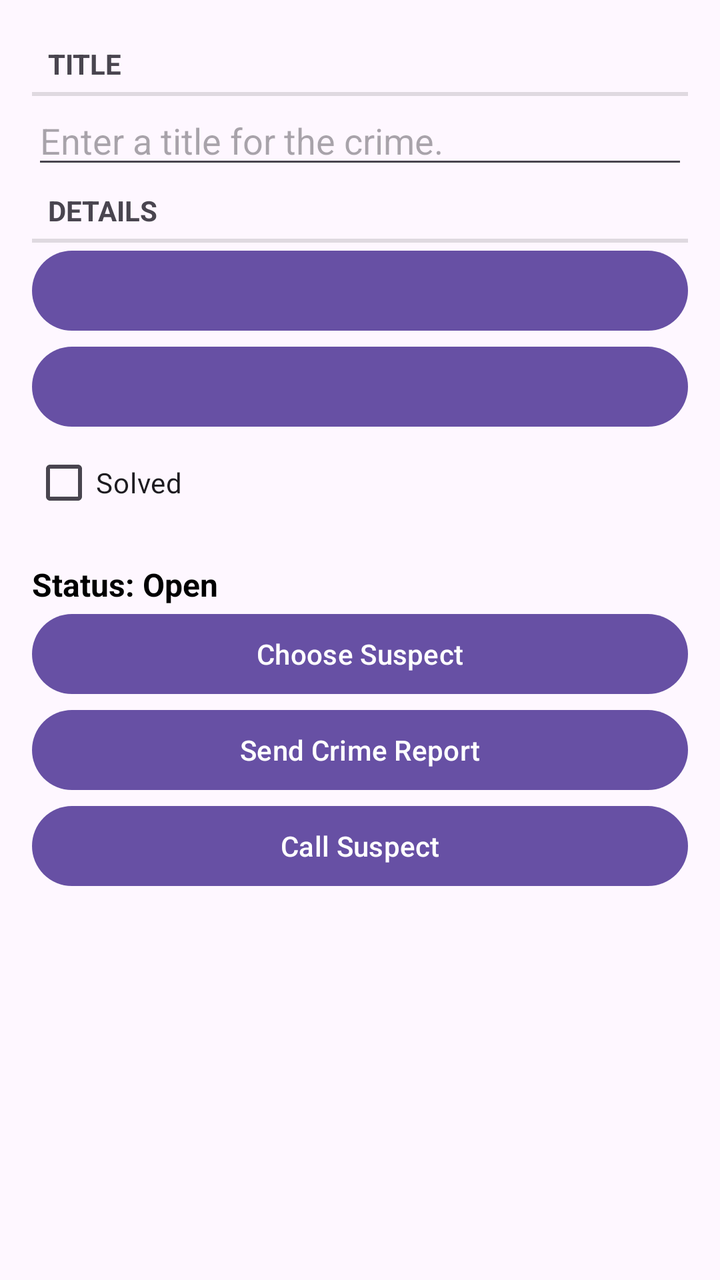
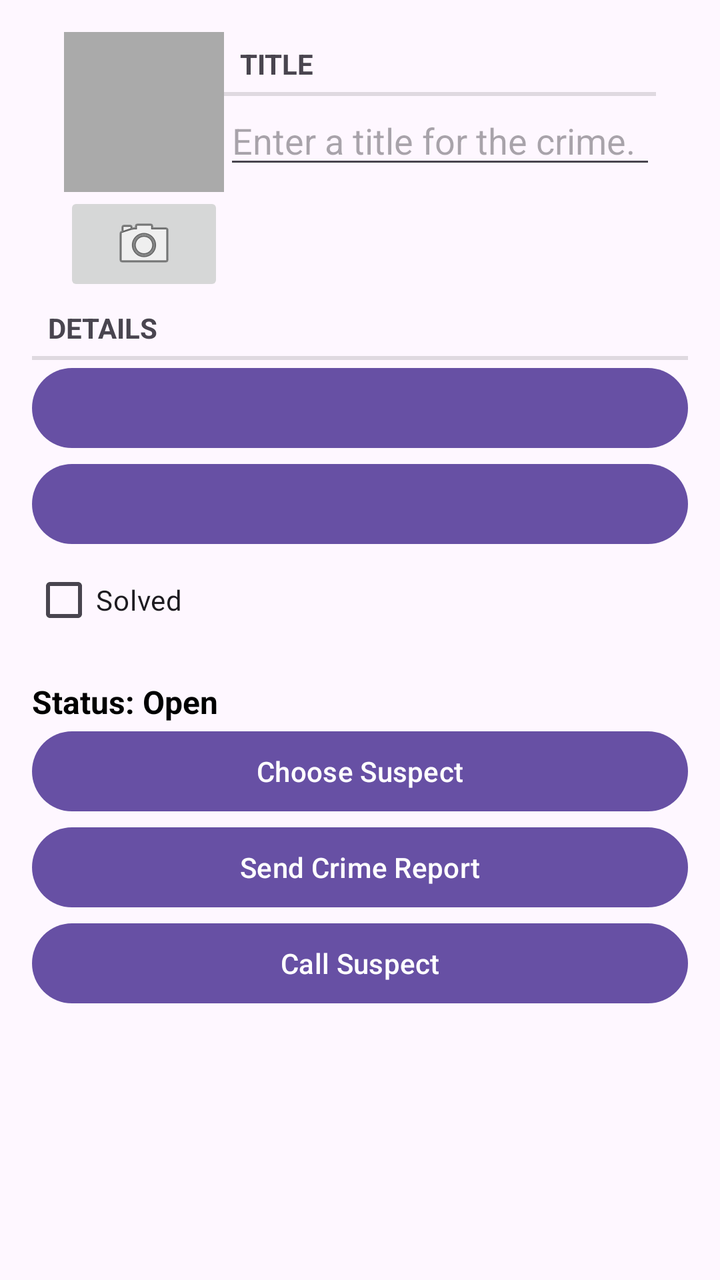

Two renders of the same Android screen: before a commit and after it. Below are the layout's source before the change and the commit's diff.
<!-- AndroidManifest.xml: application theme Theme.CriminalIntent -->
<!-- res/layout/fragment_crime.xml -->
<?xml version="1.0" encoding="utf-8"?>
<LinearLayout xmlns:android="http://schemas.android.com/apk/res/android"
    android:orientation="vertical"
    android:padding="16dp"
    android:layout_width="match_parent"
    android:layout_height="match_parent">

    <TextView
        style="?android:listSeparatorTextViewStyle"
        android:layout_width="match_parent"
        android:layout_height="wrap_content"
        android:text="@string/crime_title_label"/>

    <EditText
        android:id="@+id/crime_title"
        android:layout_width="match_parent"
        android:layout_height="wrap_content"
        android:hint="@string/crime_title_hint"/>

    <TextView
        style="?android:listSeparatorTextViewStyle"
        android:layout_width="match_parent"
        android:layout_height="wrap_content"
        android:text="@string/crime_details_label"/>

    <Button
        android:id="@+id/crime_date"
        android:layout_width="match_parent"
        android:layout_height="wrap_content"/>

    <Button
        android:id="@+id/crime_time"
        android:layout_width="match_parent"
        android:layout_height="wrap_content"/>

    <CheckBox
        android:id="@+id/crime_solved"
        android:layout_width="match_parent"
        android:layout_height="wrap_content"
        android:text="@string/crime_solved_label"/>

    <TextView
        android:id="@+id/crime_status"
        android:layout_width="match_parent"
        android:layout_height="wrap_content"
        android:layout_marginTop="16dp"
        android:text="Status: Open"
        android:textSize="16sp"
        android:textStyle="bold"
        android:textColor="#000000" />

    <Button
        android:id="@+id/crime_suspect"
        android:layout_width="match_parent"
        android:layout_height="wrap_content"
        android:text="@string/crime_suspect_text"/>

    <Button
        android:id="@+id/crime_report"
        android:layout_width="match_parent"
        android:layout_height="wrap_content"
        android:text="@string/crime_report_text"/>

    <Button
        android:id="@+id/crime_call_suspect"
        android:layout_width="match_parent"
        android:layout_height="wrap_content"
        android:text="@string/crime_call_suspect" />

</LinearLayout>
<!-- resources referenced by this layout -->
<resources>
  <string name="crime_call_suspect">Call Suspect</string>
  <string name="crime_details_label">Details</string>
  <string name="crime_report_text">Send Crime Report</string>
  <string name="crime_solved_label">Solved</string>
  <string name="crime_suspect_text">Choose Suspect</string>
  <string name="crime_title_hint">Enter a title for the crime.</string>
  <string name="crime_title_label">Title</string>
  <style name="Theme.CriminalIntent" parent="Base.Theme.CriminalIntent" />
  <style name="Base.Theme.CriminalIntent" parent="Theme.Material3.DayNight.NoActionBar">
          
          
      </style>
</resources>

<!-- the commit's change to res/layout/fragment_crime.xml (unified diff, before → after) -->
@@ -4,18 +4,55 @@
     android:padding="16dp"
     android:layout_width="match_parent"
     android:layout_height="match_parent">
-
-    <TextView
-        style="?android:listSeparatorTextViewStyle"
+    
+    <LinearLayout
+        android:orientation="horizontal"
         android:layout_width="match_parent"
         android:layout_height="wrap_content"
-        android:text="@string/crime_title_label"/>
+        android:layout_marginLeft="16dp"
+        android:layout_marginRight="16dp">
 
-    <EditText
-        android:id="@+id/crime_title"
-        android:layout_width="match_parent"
-        android:layout_height="wrap_content"
-        android:hint="@string/crime_title_hint"/>
+        <LinearLayout
+            android:orientation="vertical"
+            android:layout_width="wrap_content"
+            android:layout_height="wrap_content">
+
+            <ImageView
+                android:id="@+id/crime_photo"
+                android:layout_width="80dp"
+                android:layout_height="80dp"
+                android:scaleType="centerInside"
+                android:cropToPadding="true"
+                android:background="@android:color/darker_gray"/>
+            
+            <ImageButton
+                android:id="@+id/crime_camera"
+                android:layout_width="match_parent"
+                android:layout_height="wrap_content"
+                android:src="@android:drawable/ic_menu_camera"/>
+        </LinearLayout>
+
+        <LinearLayout
+            android:orientation="vertical"
+            android:layout_width="0dp"
+            android:layout_height="wrap_content"
+            android:layout_weight="1">
+
+            <TextView
+                android:layout_width="match_parent"
+                android:layout_height="wrap_content"
+                android:text="@string/crime_title_label"
+                style="?android:listSeparatorTextViewStyle"/>
+            
+            <EditText
+                android:id="@+id/crime_title"
+                android:layout_width="match_parent"
+                android:layout_height="wrap_content"
+                android:hint="@string/crime_title_hint"/>
+        </LinearLayout>
+
+    </LinearLayout>
+
 
     <TextView
         style="?android:listSeparatorTextViewStyle"
